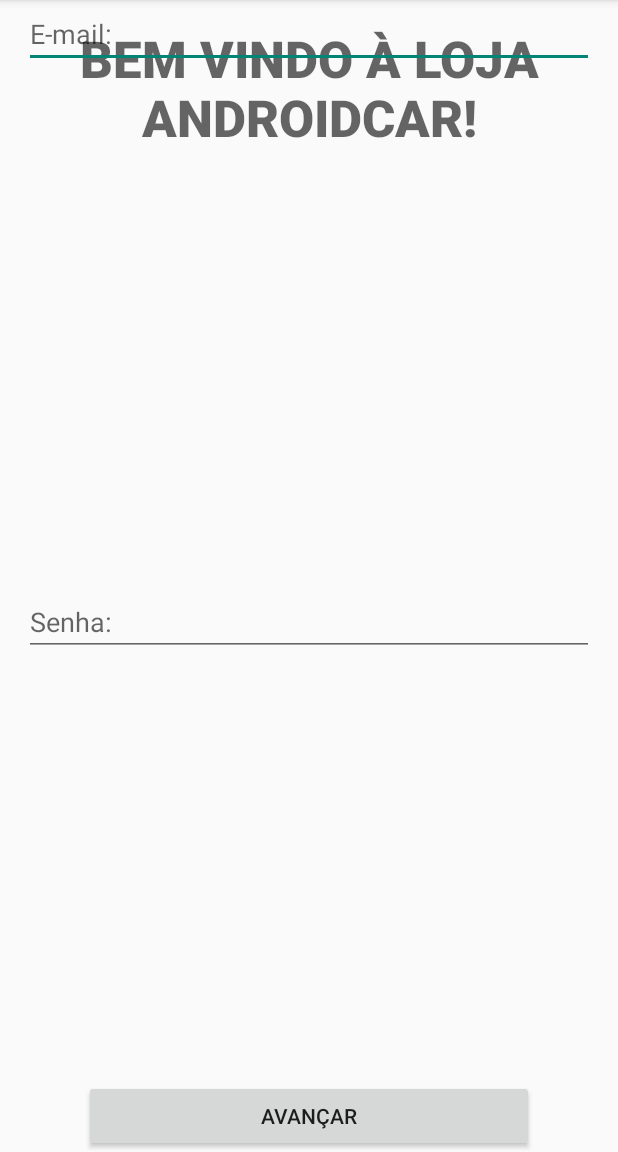
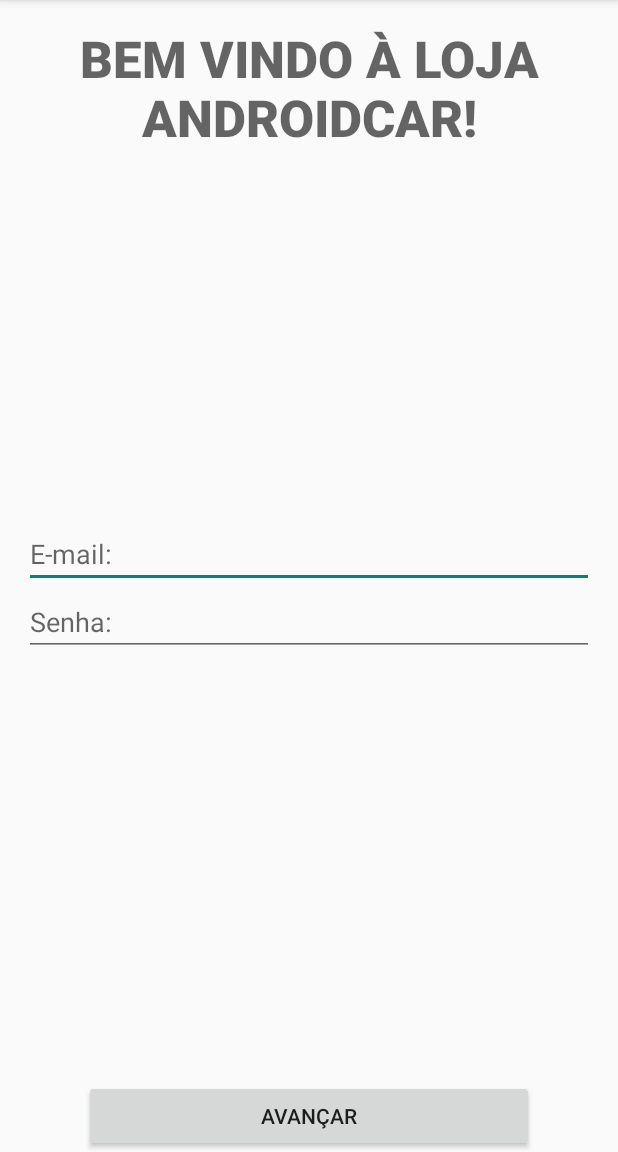
Before and after one commit to vosouza/Android_loja_de_carros, an Android app: the screen it shows after launch (login_Activity), on a phone screen of 412 x 824 dp, the part 84-1236 px from its top. Run offline under Robolectric (Android 15) with nearby library versions, the phone set to English and light mode, and no system bars.

```diff
--- a/app/src/main/res/layout/activity_login.xml
+++ b/app/src/main/res/layout/activity_login.xml
@@ -30,9 +30,9 @@
         android:ems="10"
         android:hint="E-mail:"
         android:inputType="textPersonName"
+        app:layout_constraintBottom_toTopOf="@+id/editTextTextPersonName2"
         app:layout_constraintEnd_toEndOf="parent"
-        app:layout_constraintStart_toStartOf="parent"
-        tools:layout_editor_absoluteY="249dp" />
+        app:layout_constraintStart_toStartOf="parent" />
 
     <EditText
         android:id="@+id/editTextTextPersonName2"
```
